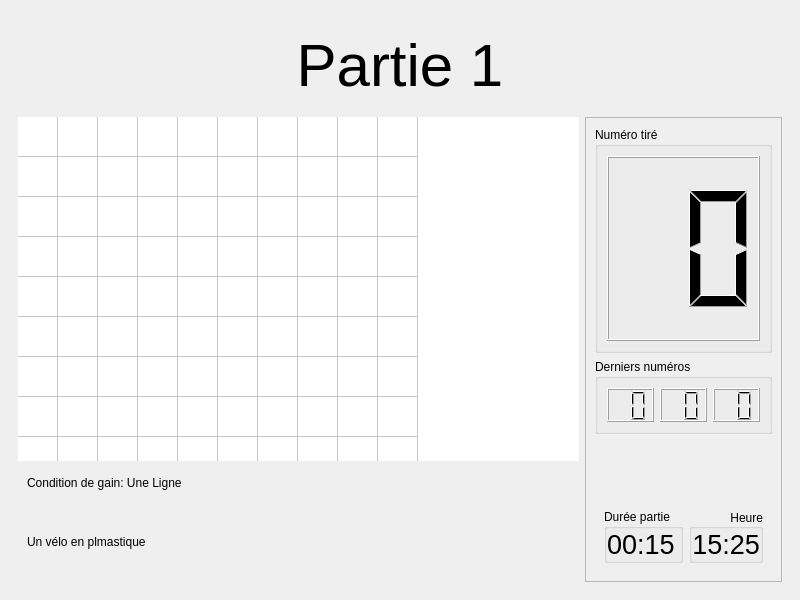
This is sources/gui/ui/DisplayWindow.ui in Silmaen/EvenementLoto as Qt 5 draws it before an edit. The edited form follows.
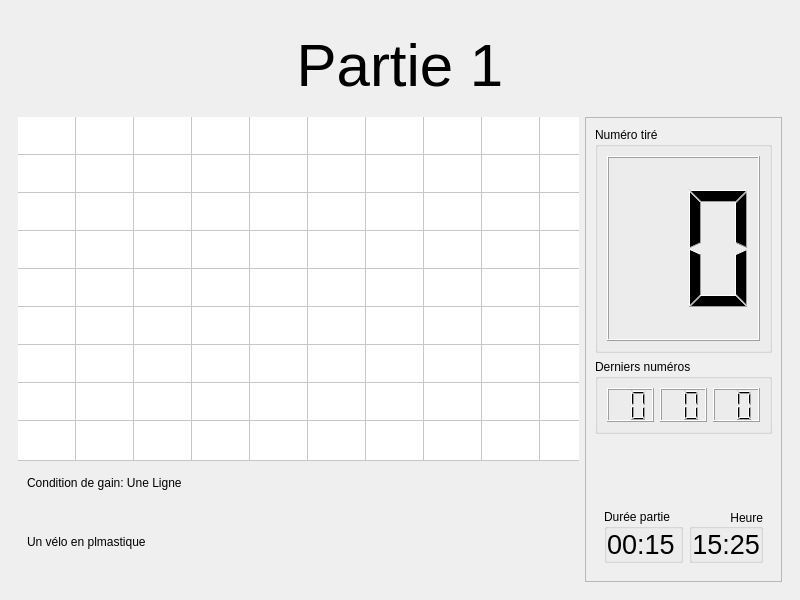
This is the edited form. The open tabs and pages were chosen to show the change.

Patch:
```diff
--- a/sources/gui/ui/DisplayWindow.ui
+++ b/sources/gui/ui/DisplayWindow.ui
@@ -507,31 +507,31 @@
                                                                     <bool>false</bool>
                                                                 </attribute>
                                                                 <attribute name="horizontalHeaderMinimumSectionSize">
-                                                                    <number>40</number>
+                                                                    <number>0</number>
                                                                 </attribute>
                                                                 <attribute name="horizontalHeaderDefaultSectionSize">
-                                                                    <number>40</number>
+                                                                    <number>58</number>
                                                                 </attribute>
                                                                 <attribute name="horizontalHeaderHighlightSections">
                                                                     <bool>false</bool>
                                                                 </attribute>
                                                                 <attribute name="horizontalHeaderStretchLastSection">
-                                                                    <bool>false</bool>
+                                                                    <bool>true</bool>
                                                                 </attribute>
                                                                 <attribute name="verticalHeaderVisible">
                                                                     <bool>false</bool>
                                                                 </attribute>
                                                                 <attribute name="verticalHeaderMinimumSectionSize">
-                                                                    <number>40</number>
+                                                                    <number>0</number>
                                                                 </attribute>
                                                                 <attribute name="verticalHeaderDefaultSectionSize">
-                                                                    <number>40</number>
+                                                                    <number>38</number>
                                                                 </attribute>
                                                                 <attribute name="verticalHeaderHighlightSections">
                                                                     <bool>false</bool>
                                                                 </attribute>
                                                                 <attribute name="verticalHeaderStretchLastSection">
-                                                                    <bool>false</bool>
+                                                                    <bool>true</bool>
                                                                 </attribute>
                                                                 <row/>
                                                                 <row/>
```
Left out of the diff: 2 changed lines with no effect on the pictures.
